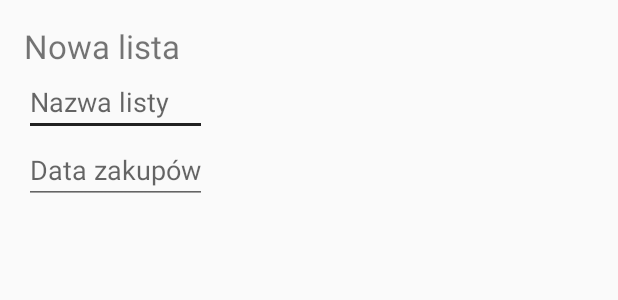
After one commit to Sklonowanaowca/Zakupoholik, an Android app: the layout dialog_add_list.xml on its own in the app's theme, with its tools: preview values and no code run, on a phone screen of 412 x 824 dp. The commit adds this screen. Shown: the top 300 px of the screen. Run offline under Robolectric (Android 15) with nearby library versions, the phone set to English and light mode, and no system bars; network calls fail.

Commit message:
Add new list, error: don't fill id_user to database

```diff
--- a/app/src/main/AndroidManifest.xml
+++ b/app/src/main/AndroidManifest.xml
@@ -24,8 +24,10 @@
                 <category android:name="android.intent.category.LAUNCHER" />
             </intent-filter>
         </activity>
-        <activity android:name=".RegisterActivity" />
-        <activity android:name=".ListsActivity"></activity>
+        <activity
+            android:name=".RegisterActivity" />
+        <activity
+            android:name=".ListsActivity" />
     </application>
 
 </manifest>
--- a/app/src/main/java/com/example/monia/zakupoholik/FetchListsRequest.java
+++ b/app/src/main/java/com/example/monia/zakupoholik/FetchListsRequest.java
@@ -18,7 +18,7 @@ public class FetchListsRequest extends StringRequest{
         super(Method.POST, FETCH_LISTS_REQUEST_URL, listener, null);
         //create new params to send data to php file
         params = new HashMap<>();
-        params.put("idUzytkownika", String.valueOf(id_user))    ;
+        params.put("idUzytkownika", String.valueOf(id_user));
     }
 
     //po wykonaniu zapytania volley uruchomi tę metodę, ktora zwroci parametry (id_user)
--- a/app/src/main/java/com/example/monia/zakupoholik/LoginActivity.java
+++ b/app/src/main/java/com/example/monia/zakupoholik/LoginActivity.java
@@ -4,6 +4,7 @@ import android.animation.Animator;
 import android.animation.AnimatorListenerAdapter;
 import android.annotation.TargetApi;
 import android.app.AlertDialog;
+import android.content.Context;
 import android.content.Intent;
 import android.content.SharedPreferences;
 import android.content.pm.PackageManager;
@@ -116,8 +117,9 @@ public class LoginActivity extends AppCompatActivity implements LoaderCallbacks<
                 }
             }
         };
+        Context mContext = getApplicationContext();
         LoginRequest loginRequest = new LoginRequest(login, password, responseListener);
-        RequestQueue queue = Volley.newRequestQueue(LoginActivity.this);
+        RequestQueue queue = Volley.newRequestQueue(mContext);
         queue.add(loginRequest);
     }
 
--- a/app/src/main/res/layout/activity_lists.xml
+++ b/app/src/main/res/layout/activity_lists.xml
@@ -19,7 +19,9 @@
         android:layout_gravity="end"
         android:src="@mipmap/ic_add_white_24dp"
         app:backgroundTint="@color/colorPrimary"
-        app:elevation="11dp" />
+        app:elevation="11dp"
+        android:layout_marginRight="16dp"
+        android:id="@+id/add_list_fab" />
 
     <TextView
         android:layout_width="wrap_content"
--- /dev/null
+++ b/app/src/main/res/layout/dialog_add_list.xml
@@ -0,0 +1,28 @@
+<?xml version="1.0" encoding="utf-8"?>
+<LinearLayout xmlns:android="http://schemas.android.com/apk/res/android"
+    android:id="@+id/layout_dialog"
+    android:orientation="vertical"
+    android:layout_width="wrap_content"
+    android:layout_height="wrap_content"
+    android:padding="16dp">
+
+    <TextView
+        android:layout_width="match_parent"
+        android:layout_height="wrap_content"
+        android:text="@string/add_list_title"
+        android:textSize="22sp"/>
+
+    <EditText
+        android:layout_width="match_parent"
+        android:layout_height="wrap_content"
+        android:hint="@string/add_list_name_hint"
+        android:id="@+id/add_list_name"/>
+
+    <EditText
+        android:layout_width="match_parent"
+        android:layout_height="wrap_content"
+        android:hint="@string/add_list_data_hint"
+        android:id="@+id/add_list_data"
+        android:inputType="date"/>
+
+</LinearLayout>
--- a/app/src/main/res/values/strings.xml
+++ b/app/src/main/res/values/strings.xml
@@ -25,4 +25,11 @@
     <string name="error_message_lists">
         An error has occurred.
     </string>
+
+    <!-- Strings related to creating new list in dialog-->
+    <string name="add_list_title">Nowa lista</string>
+    <string name="add_list_name_hint">Nazwa listy</string>
+    <string name="add_list_data_hint">Data zakupów</string>
+    <string name="add_list_positive_button">Dodaj liste</string>
+    <string name="add_list_negative_button">Anuluj</string>
 </resources>
```
Also changed, not shown: app/src/main/java/com/example/monia/zakupoholik/AddListDialog.java (added, +54 -0 lines), app/src/main/java/com/example/monia/zakupoholik/AddListsRequest.java (added, +32 -0 lines), app/src/main/java/com/example/monia/zakupoholik/ListsActivity.java (+36 -1 lines), app/src/main/res/mipmap-hdpi/ic_add_white_24dp.png (added), app/src/main/res/mipmap-mdpi/ic_add_white_24dp.png (added), app/src/main/res/mipmap-xhdpi/ic_add_white_24dp.png (added), app/src/main/res/mipmap-xxhdpi/ic_add_white_24dp.png (added), app/src/main/res/mipmap-xxxhdpi/ic_add_white_24dp.png (added).
